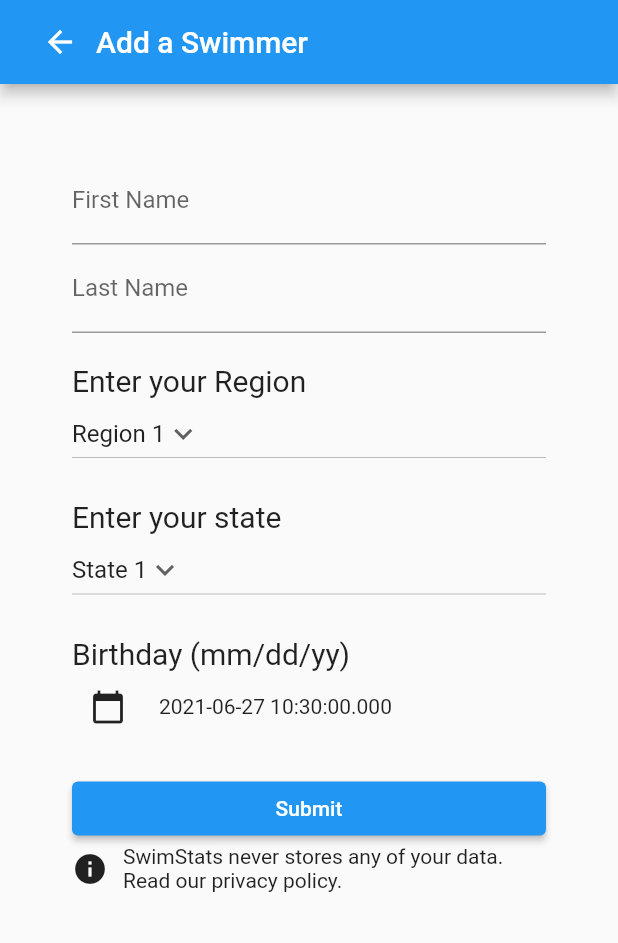
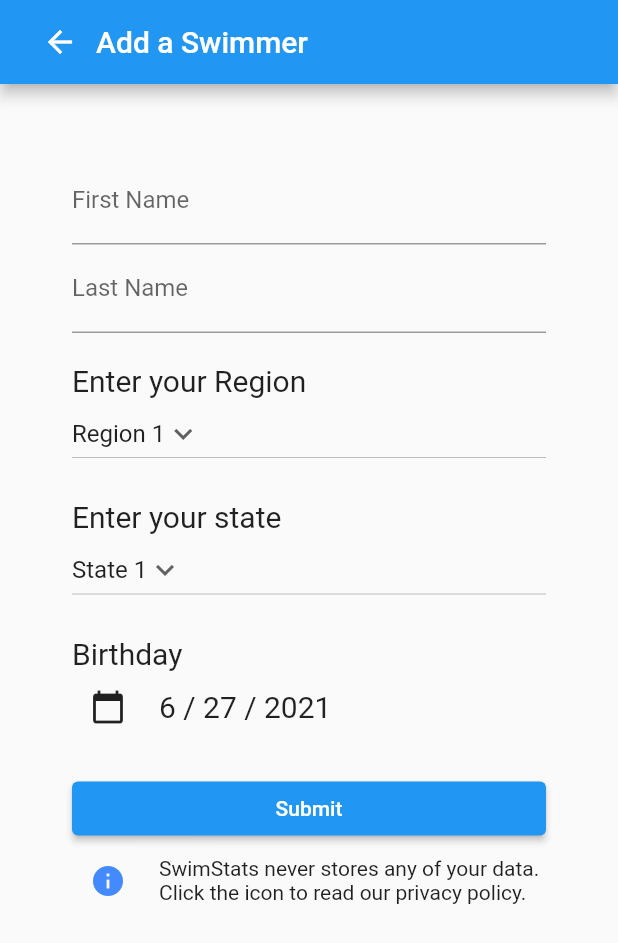
Before and after one commit to swimstatsapp/swimstatsapp, a Flutter app: the screen it shows after launch, after a tap on the "add" icon, on a phone screen of 412 x 824 dp. Shown: the top 943 px of the screen. Run offline on Flutter 3.47's test engine with Material 2 defaults, Android fonts, the phone set to English and light mode, and no system bars.

Commit message:
Fixed birthday date display and added privacy policy page

```diff
--- a/lib/add_swimmer.dart
+++ b/lib/add_swimmer.dart
@@ -18,6 +18,9 @@ class _AddSwimmerState extends State<AddSwimmer> {
   var regions = ['Region 1', 'Region 2'];
   var states = ['State 1', 'State 2'];
   DateTime _birthday = DateTime.now(); //just to have initial value
+  String _birthdayMonth = DateTime.now().month.toString();
+  String _birthdayDay = DateTime.now().day.toString();
+  String _birthdayYear = DateTime.now().year.toString();
   //created global key, needed for form
   final GlobalKey<FormState> _formKey = GlobalKey<FormState>();
 
@@ -60,6 +63,9 @@ class _AddSwimmerState extends State<AddSwimmer> {
     if(_datePicker != null && _datePicker != _birthday) {
       setState(() {
         _birthday = _datePicker;
+        _birthdayDay = _datePicker.day.toString();
+        _birthdayMonth = _datePicker.month.toString();
+        _birthdayYear = _datePicker.year.toString();
       });
     }
   }
@@ -132,7 +138,7 @@ class _AddSwimmerState extends State<AddSwimmer> {
                   },
                 ),
                 SizedBox(height:20),
-                Text('Birthday (mm/dd/yy)',
+                Text('Birthday',
                     style: TextStyle(
                       fontSize: 20,
                     )),
@@ -145,7 +151,10 @@ class _AddSwimmerState extends State<AddSwimmer> {
                       }
                     ),
                     SizedBox(width: 10),
-                    Text(_birthday ==  null ? 'Nothing has been picked yet' : _birthday.toString()),
+                    Text('$_birthdayMonth / $_birthdayDay / $_birthdayYear ',
+                    style: TextStyle(
+                        fontSize: 20,
+                    )),
                   ],
                 ),
                 SizedBox(height:20),
@@ -163,16 +172,26 @@ class _AddSwimmerState extends State<AddSwimmer> {
                         print("$_currentRegion");
                         print("$_currentState");
                         print("$_birthday");
+                        print("$_birthdayMonth");
+                        print("$_birthdayDay");
+                        print("$_birthdayYear");
                         Navigator.pop(context);
                       }
                     }
                 ),
                 Row(
                   children: <Widget> [
-                    Icon(Icons.info),
+                    IconButton(
+                        icon: Icon(
+                            Icons.info,
+                            color: Colors.blueAccent),
+                        onPressed:() {
+                          Navigator.pushNamed(context, '/privacypolicy');
+                        },
+                    ),
                     SizedBox(width: 10),
                     Flexible(
-                        child: Text('SwimStats never stores any of your data. Read our privacy policy.')),
+                        child: Text('SwimStats never stores any of your data. Click the icon to read our privacy policy.')),
                   ],
                 ),
               ],
--- a/lib/main.dart
+++ b/lib/main.dart
@@ -1,6 +1,7 @@
 import 'package:flutter/material.dart';
 import 'package:swimstatsapp/home.dart';
 import 'package:swimstatsapp/add_swimmer.dart';
+import 'package:swimstatsapp/privacypolicy.dart';
 
 void main() {
   runApp(MyApp());
@@ -15,6 +16,7 @@ class MyApp extends StatelessWidget {
       routes: {
         '/': (context) => Home(),
         '/addswimmer': (context) => AddSwimmer(),
+        '/privacypolicy': (context) => PrivacyPolicy(),
       },
     );
   }
--- /dev/null
+++ b/lib/privacypolicy.dart
@@ -0,0 +1,29 @@
+import 'package:flutter/material.dart';
+
+class PrivacyPolicy extends StatelessWidget {
+  const PrivacyPolicy({Key? key}) : super(key: key);
+
+  @override
+  Widget build(BuildContext context) {
+    return MaterialApp(
+      home: Scaffold(
+        appBar: AppBar(
+          title: Row(
+            children: <Widget> [
+              IconButton(
+                  icon: Icon(Icons.arrow_back),
+                  onPressed: () {
+                    Navigator.pop(context);
+                  }
+              ),
+              Text('Privacy Policy'),
+            ],
+          ),
+        ),
+        body: Center(
+          child: Text('Insert privacy policy here'),
+        ),
+      ),
+    );
+  }
+}
--- a/pubspec.yaml
+++ b/pubspec.yaml
@@ -23,6 +23,7 @@ environment:
 dependencies:
   flutter:
     sdk: flutter
+  url_launcher:
 
 
   # The following adds the Cupertino Icons font to your application.
```
Also changed, not shown: pubspec.lock.
